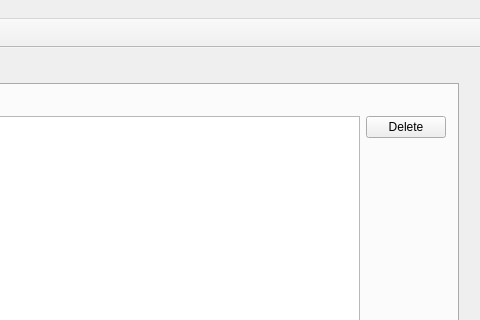
penghanyuan/ProjectQt, file mainwindow.ui: the form before one commit; both pictures show x 452 to 932 and y 0 to 320 of the 932 by 711 pixel window.
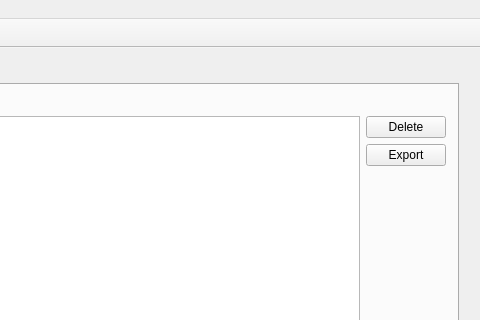
The form after the commit. The open tabs and pages were chosen to show the change. Icons and pictures are not drawn.

```diff
--- a/mainwindow.ui
+++ b/mainwindow.ui
@@ -48,6 +48,19 @@
               </property>
              </widget>
             </item>
+            <item>
+             <widget class="QPushButton" name="pushButton_2">
+              <property name="sizePolicy">
+               <sizepolicy hsizetype="Fixed" vsizetype="Fixed">
+                <horstretch>0</horstretch>
+                <verstretch>0</verstretch>
+               </sizepolicy>
+              </property>
+              <property name="text">
+               <string>Export</string>
+              </property>
+             </widget>
+            </item>
             <item>
              <spacer name="verticalSpacer_2">
               <property name="orientation">
```
Left out of the diff: 20 changed lines with no effect on the pictures.
